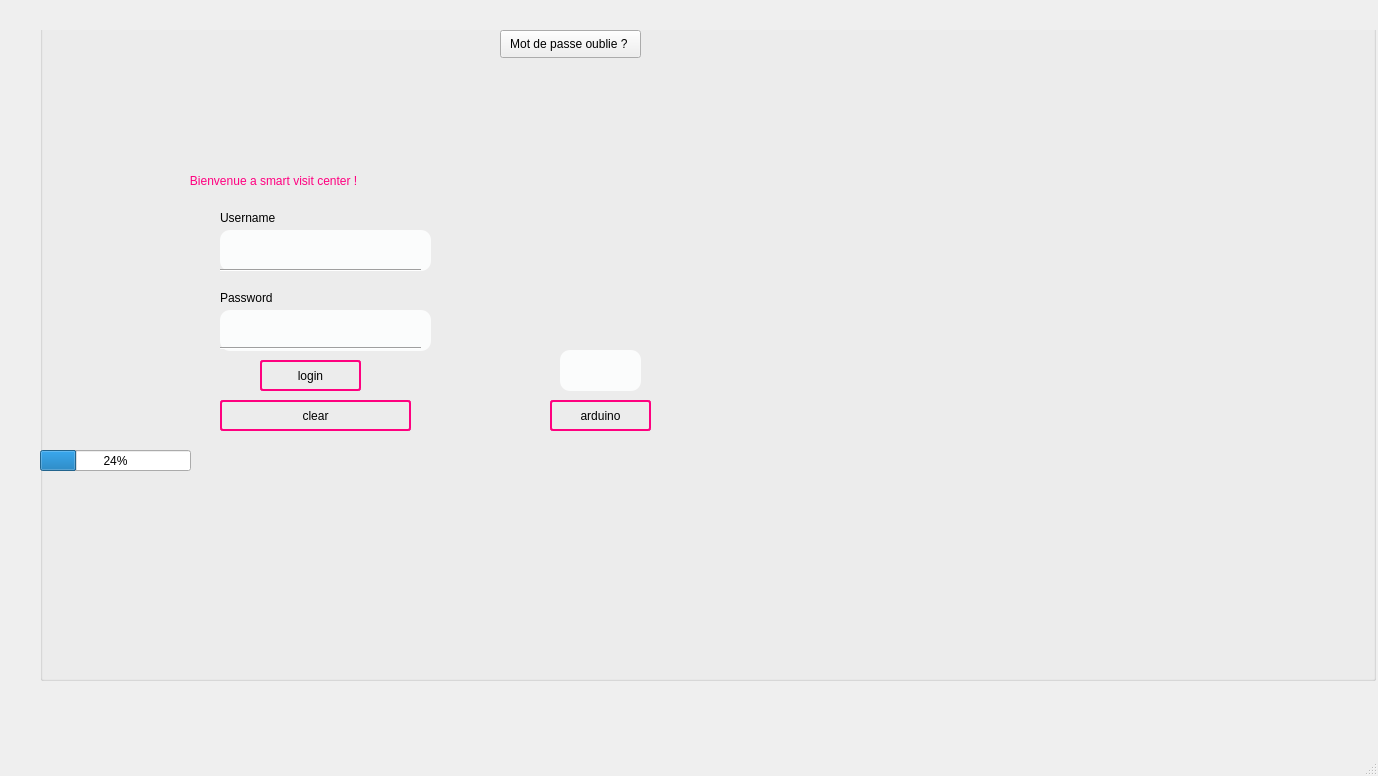
The window that mainwindow.ui (hamza10tn/Projet-Qt) describes before a commit, drawn with Qt 5.
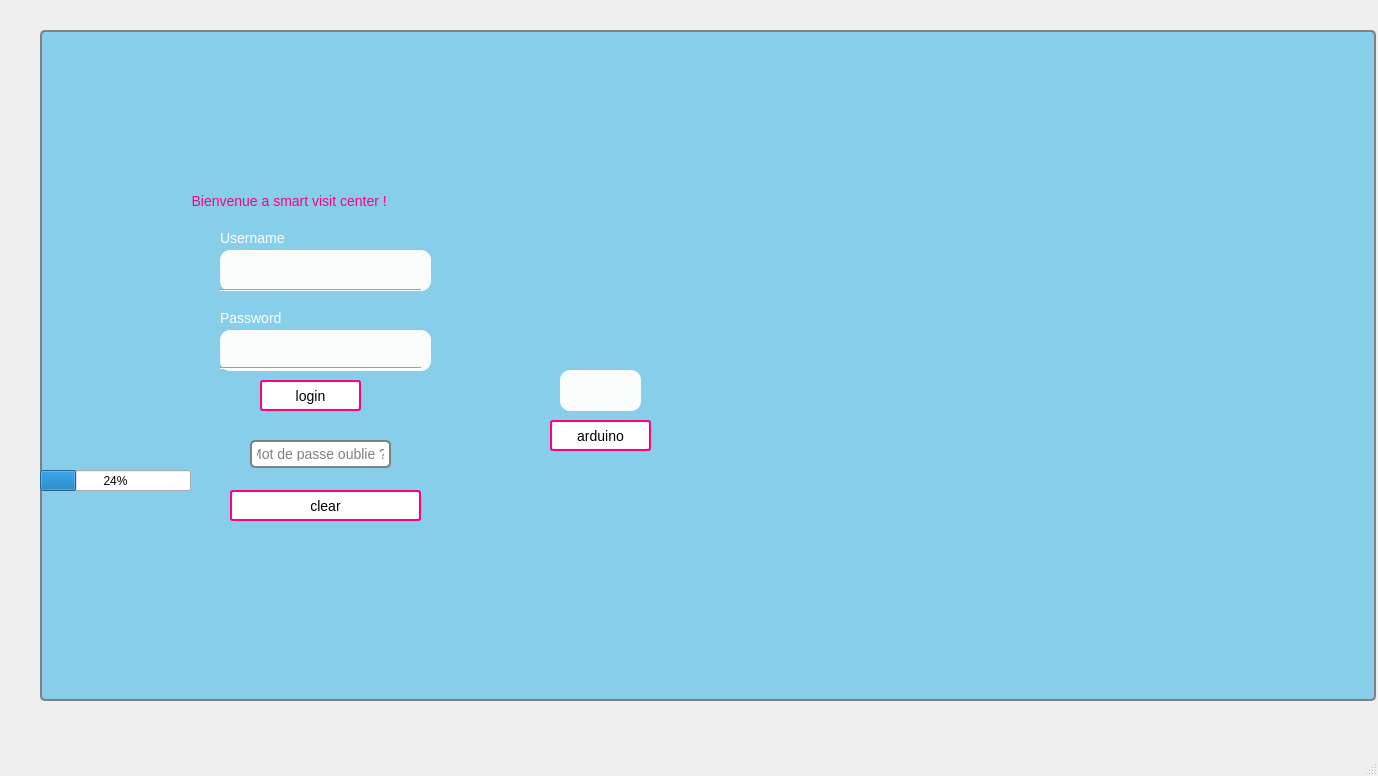
The same window after the commit. Icons and pictures are not drawn.

Patch:
```diff
--- a/mainwindow.ui
+++ b/mainwindow.ui
@@ -31,11 +31,45 @@
       <property name="geometry">
        <rect>
         <x>10</x>
-        <y>-20</y>
+        <y>0</y>
         <width>1336</width>
         <height>671</height>
        </rect>
       </property>
+      <property name="styleSheet">
+       <string notr="true">QGroupBox {
+  background-color: #87CEEB; /* blue sky color */
+  border: 2px solid gray;
+  border-radius: 5px;
+  padding: 5px;
+}
+
+QLabel {
+  color: white;
+  font-size: 14px;
+}
+
+QLineEdit {
+  background-color: white;
+  border: 2px solid gray;
+  border-radius: 5px;
+  padding: 2px;
+}
+
+QPushButton {
+  background-color: white;
+  border: 2px solid gray;
+  border-radius: 5px;
+  color: gray;
+  padding: 5px;
+  font-size: 14px;
+}
+
+QPushButton:hover {
+  background-color: gray;
+  color: white;
+}</string>
+      </property>
       <property name="title">
        <string/>
       </property>
@@ -245,8 +279,8 @@
       <widget class="QPushButton" name="pushButton">
        <property name="geometry">
         <rect>
-         <x>180</x>
-         <y>390</y>
+         <x>190</x>
+         <y>460</y>
          <width>191</width>
          <height>31</height>
         </rect>
@@ -266,8 +300,8 @@
       <widget class="QPushButton" name="pb_mdpOublie">
        <property name="geometry">
         <rect>
-         <x>460</x>
-         <y>20</y>
+         <x>210</x>
+         <y>410</y>
          <width>141</width>
          <height>28</height>
         </rect>
```
